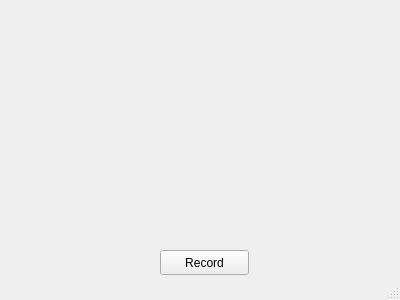
This is mainwindow.ui in trandunguet/skeleton-record as Qt 5 draws it before an edit. The edited form follows.
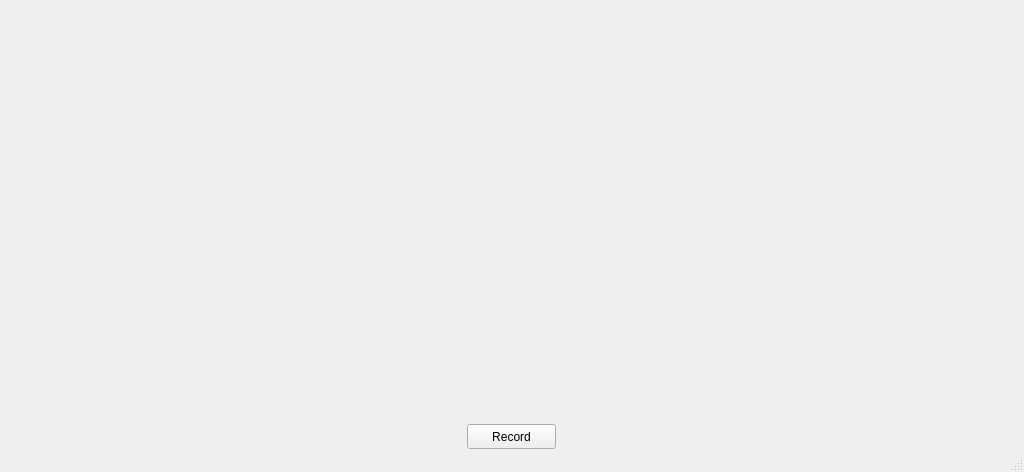
This is the edited form.

Commit message: display screen properly

Diff of the .ui file:
```diff
--- a/mainwindow.ui
+++ b/mainwindow.ui
@@ -6,8 +6,8 @@
    <rect>
     <x>0</x>
     <y>0</y>
-    <width>400</width>
-    <height>300</height>
+    <width>1024</width>
+    <height>472</height>
    </rect>
   </property>
   <property name="windowTitle">
@@ -17,8 +17,8 @@
    <widget class="QPushButton" name="button">
     <property name="geometry">
      <rect>
-      <x>160</x>
-      <y>250</y>
+      <x>467</x>
+      <y>424</y>
       <width>89</width>
       <height>25</height>
      </rect>
@@ -30,10 +30,23 @@
    <widget class="QLabel" name="label">
     <property name="geometry">
      <rect>
-      <x>6</x>
-      <y>6</y>
-      <width>391</width>
-      <height>241</height>
+      <x>0</x>
+      <y>0</y>
+      <width>512</width>
+      <height>424</height>
+     </rect>
+    </property>
+    <property name="text">
+     <string/>
+    </property>
+   </widget>
+   <widget class="QLabel" name="labelDepth">
+    <property name="geometry">
+     <rect>
+      <x>512</x>
+      <y>0</y>
+      <width>512</width>
+      <height>424</height>
      </rect>
     </property>
     <property name="text">
```
Left out of the diff: 2 changed lines with no effect on the pictures. The commit also changes 4 other files.
